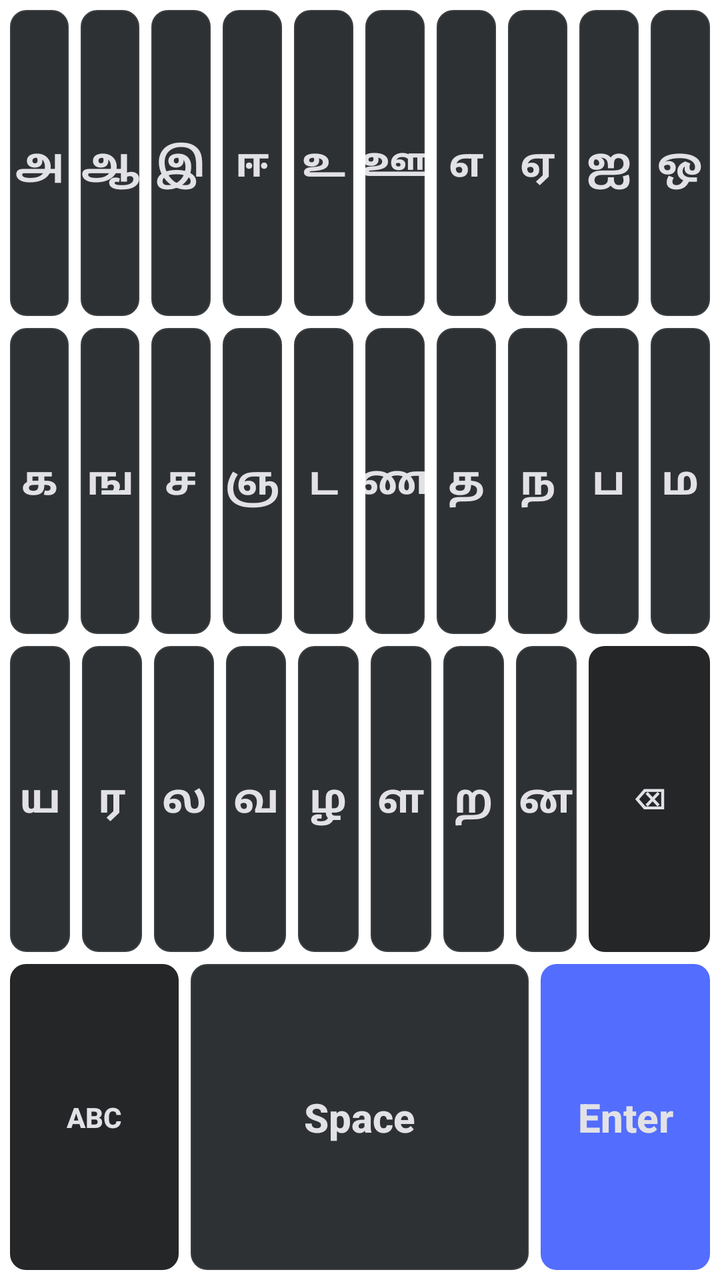
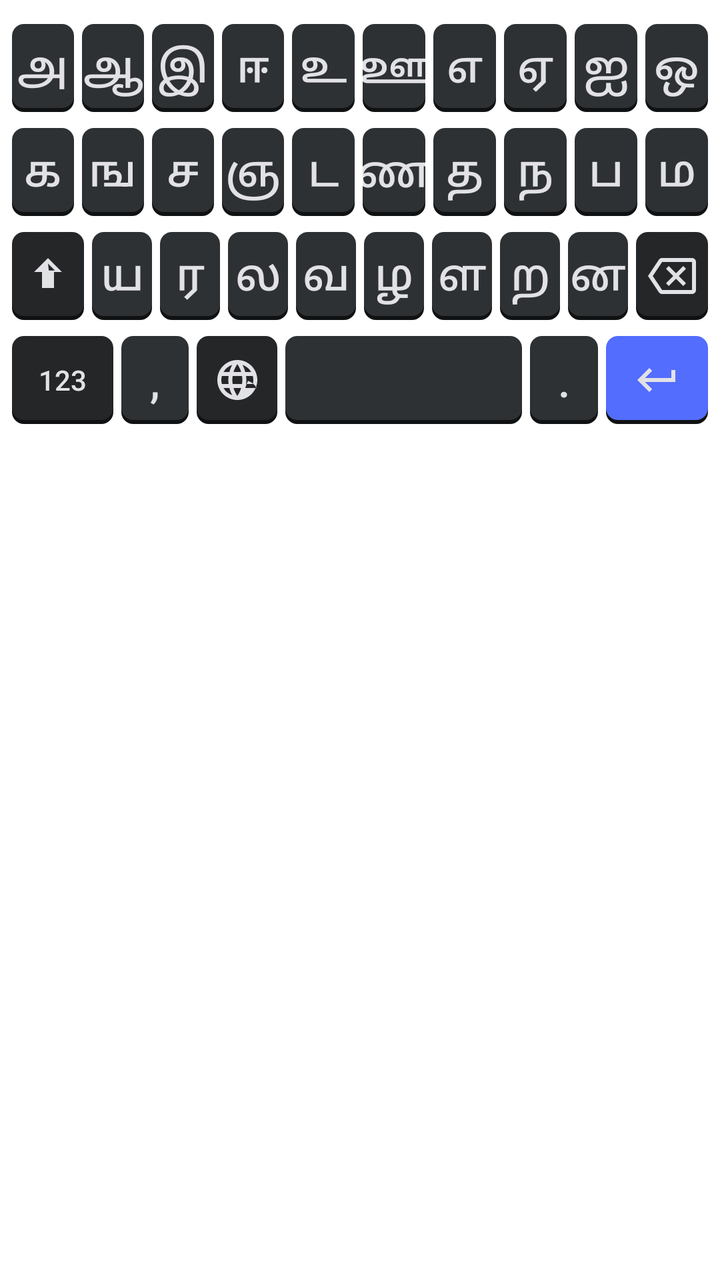

Two renders of the same Android screen: before a commit and after it. Below are the layout's source before the change and the commit's diff.
<!-- AndroidManifest.xml: application theme Theme.ABCKeyboard -->
<!-- res/layout/layout_tamil.xml -->
<?xml version="1.0" encoding="utf-8"?>
<LinearLayout xmlns:android="http://schemas.android.com/apk/res/android"
    android:layout_width="match_parent"
    android:layout_height="match_parent"
    android:orientation="vertical"
    android:padding="2dp">

    
    <LinearLayout
        android:layout_width="match_parent"
        android:layout_height="0dp"
        android:layout_weight="1"
        android:orientation="horizontal">
        <Button style="@style/KeyStyle" android:text="அ" android:layout_weight="1" />
        <Button style="@style/KeyStyle" android:text="ஆ" android:layout_weight="1" />
        <Button style="@style/KeyStyle" android:text="இ" android:layout_weight="1" />
        <Button style="@style/KeyStyle" android:text="ஈ" android:layout_weight="1" />
        <Button style="@style/KeyStyle" android:text="உ" android:layout_weight="1" />
        <Button style="@style/KeyStyle" android:text="ஊ" android:layout_weight="1" />
        <Button style="@style/KeyStyle" android:text="எ" android:layout_weight="1" />
        <Button style="@style/KeyStyle" android:text="ஏ" android:layout_weight="1" />
        <Button style="@style/KeyStyle" android:text="ஐ" android:layout_weight="1" />
        <Button style="@style/KeyStyle" android:text="ஒ" android:layout_weight="1" />
    </LinearLayout>

    
    <LinearLayout
        android:layout_width="match_parent"
        android:layout_height="0dp"
        android:layout_weight="1"
        android:orientation="horizontal">
        <Button style="@style/KeyStyle" android:text="க" android:layout_weight="1" />
        <Button style="@style/KeyStyle" android:text="ங" android:layout_weight="1" />
        <Button style="@style/KeyStyle" android:text="ச" android:layout_weight="1" />
        <Button style="@style/KeyStyle" android:text="ஞ" android:layout_weight="1" />
        <Button style="@style/KeyStyle" android:text="ட" android:layout_weight="1" />
        <Button style="@style/KeyStyle" android:text="ண" android:layout_weight="1" />
        <Button style="@style/KeyStyle" android:text="த" android:layout_weight="1" />
        <Button style="@style/KeyStyle" android:text="ந" android:layout_weight="1" />
        <Button style="@style/KeyStyle" android:text="ப" android:layout_weight="1" />
        <Button style="@style/KeyStyle" android:text="ம" android:layout_weight="1" />
    </LinearLayout>

    
    <LinearLayout
        android:layout_width="match_parent"
        android:layout_height="0dp"
        android:layout_weight="1"
        android:orientation="horizontal">
        <Button style="@style/KeyStyle" android:text="ய" android:layout_weight="1" />
        <Button style="@style/KeyStyle" android:text="ர" android:layout_weight="1" />
        <Button style="@style/KeyStyle" android:text="ல" android:layout_weight="1" />
        <Button style="@style/KeyStyle" android:text="வ" android:layout_weight="1" />
        <Button style="@style/KeyStyle" android:text="ழ" android:layout_weight="1" />
        <Button style="@style/KeyStyle" android:text="ள" android:layout_weight="1" />
        <Button style="@style/KeyStyle" android:text="ற" android:layout_weight="1" />
        <Button style="@style/KeyStyle" android:text="ன" android:layout_weight="1" />
        <Button style="@style/KeyStyle.Special" android:id="@+id/key_delete_ta" android:text="⌫" android:layout_weight="2" />
    </LinearLayout>

    
    <LinearLayout
        android:layout_width="match_parent"
        android:layout_height="0dp"
        android:layout_weight="1"
        android:orientation="horizontal">
        <Button style="@style/KeyStyle.Special" android:id="@+id/key_switch_abc_ta" android:text="@string/key_abc" android:layout_weight="2" />
        <Button style="@style/KeyStyle" android:id="@+id/key_space_ta" android:text="@string/key_space" android:layout_weight="4" />
        <Button style="@style/KeyStyle.Accent" android:id="@+id/key_enter_ta" android:text="@string/key_enter" android:layout_weight="2" />
    </LinearLayout>

</LinearLayout>
<!-- resources referenced by this layout -->
<resources>
  <string name="key_abc">ABC</string>
  <string name="key_enter">Enter</string>
  <string name="key_space">Space</string>
  <style name="KeyStyle" parent="Widget.AppCompat.Button.Borderless">
          <item name="android:layout_width">0dp</item>
          <item name="android:layout_height">match_parent</item>
          <item name="android:layout_margin">3dp</item>
          <item name="android:background">@drawable/key_bg</item>
          <item name="android:textColor">@color/text_color_dark</item>
          <item name="android:textSize">20sp</item>
          <item name="android:textStyle">bold</item>
          <item name="android:textAllCaps">false</item>
      </style>
  <!-- drawable key_bg (drawable) -->
  <?xml version="1.0" encoding="utf-8"?>
  <selector xmlns:android="http://schemas.android.com/apk/res/android">
      
      <item android:state_pressed="true">
          <shape android:shape="rectangle">
              <solid android:color="@color/key_pressed_dark" />
              <corners android:radius="8dp" />
          </shape>
      </item>
      
      <item>
          <shape android:shape="rectangle">
              <solid android:color="@color/key_normal_dark" />
              <corners android:radius="8dp" />
              
              <stroke android:width="0.5dp" android:color="#3C3F41" />
          </shape>
      </item>
  </selector>
  <!-- drawable key_bg_accent (drawable) -->
  <?xml version="1.0" encoding="utf-8"?>
  <selector xmlns:android="http://schemas.android.com/apk/res/android">
      <item android:state_pressed="true">
          <shape android:shape="rectangle">
              <solid android:color="@color/accent_pressed" />
              <corners android:radius="8dp" />
          </shape>
      </item>
      <item>
          <shape android:shape="rectangle">
              <solid android:color="@color/accent_color" />
              <corners android:radius="8dp" />
          </shape>
      </item>
  </selector>
  <!-- drawable key_bg_special (drawable) -->
  <?xml version="1.0" encoding="utf-8"?>
  <selector xmlns:android="http://schemas.android.com/apk/res/android">
      <item android:state_pressed="true">
          <shape android:shape="rectangle">
              <solid android:color="@color/key_pressed_dark" />
              <corners android:radius="8dp" />
          </shape>
      </item>
      <item>
          <shape android:shape="rectangle">
              <solid android:color="@color/special_key_dark" />
              <corners android:radius="8dp" />
          </shape>
      </item>
  </selector>
  <!-- unchanged entries left out for length: 9 -->
</resources>

<!-- the commit's change to res/layout/layout_tamil.xml (unified diff, before → after) -->
@@ -3,14 +3,11 @@
     android:layout_width="match_parent"
     android:layout_height="match_parent"
     android:orientation="vertical"
-    android:padding="2dp">
+    android:paddingHorizontal="4dp"
+    android:paddingVertical="8dp">
 
     
-    <LinearLayout
-        android:layout_width="match_parent"
-        android:layout_height="0dp"
-        android:layout_weight="1"
-        android:orientation="horizontal">
+    <LinearLayout android:layout_width="match_parent" android:layout_height="52dp" android:orientation="horizontal">
         <Button style="@style/KeyStyle" android:text="அ" android:layout_weight="1" />
         <Button style="@style/KeyStyle" android:text="ஆ" android:layout_weight="1" />
         <Button style="@style/KeyStyle" android:text="இ" android:layout_weight="1" />
@@ -24,11 +21,7 @@
     </LinearLayout>
 
     
-    <LinearLayout
-        android:layout_width="match_parent"
-        android:layout_height="0dp"
-        android:layout_weight="1"
-        android:orientation="horizontal">
+    <LinearLayout android:layout_width="match_parent" android:layout_height="52dp" android:orientation="horizontal">
         <Button style="@style/KeyStyle" android:text="க" android:layout_weight="1" />
         <Button style="@style/KeyStyle" android:text="ங" android:layout_weight="1" />
         <Button style="@style/KeyStyle" android:text="ச" android:layout_weight="1" />
@@ -42,11 +35,8 @@
     </LinearLayout>
 
     
-    <LinearLayout
-        android:layout_width="match_parent"
-        android:layout_height="0dp"
-        android:layout_weight="1"
-        android:orientation="horizontal">
+    <LinearLayout android:layout_width="match_parent" android:layout_height="52dp" android:orientation="horizontal">
+        <ImageButton style="@style/KeyStyle.Special" android:src="@drawable/ic_shift" android:tag="⇧" android:layout_weight="1.2" android:scaleType="centerInside" android:tint="@color/text_color_dark" />
         <Button style="@style/KeyStyle" android:text="ய" android:layout_weight="1" />
         <Button style="@style/KeyStyle" android:text="ர" android:layout_weight="1" />
         <Button style="@style/KeyStyle" android:text="ல" android:layout_weight="1" />
@@ -55,18 +45,17 @@
         <Button style="@style/KeyStyle" android:text="ள" android:layout_weight="1" />
         <Button style="@style/KeyStyle" android:text="ற" android:layout_weight="1" />
         <Button style="@style/KeyStyle" android:text="ன" android:layout_weight="1" />
-        <Button style="@style/KeyStyle.Special" android:id="@+id/key_delete_ta" android:text="⌫" android:layout_weight="2" />
+        <ImageButton style="@style/KeyStyle.Special" android:src="@drawable/ic_backspace" android:tag="⌫" android:layout_weight="1.2" android:scaleType="centerInside" android:tint="@color/text_color_dark" />
     </LinearLayout>
 
     
-    <LinearLayout
-        android:layout_width="match_parent"
-        android:layout_height="0dp"
-        android:layout_weight="1"
-        android:orientation="horizontal">
-        <Button style="@style/KeyStyle.Special" android:id="@+id/key_switch_abc_ta" android:text="@string/key_abc" android:layout_weight="2" />
-        <Button style="@style/KeyStyle" android:id="@+id/key_space_ta" android:text="@string/key_space" android:layout_weight="4" />
-        <Button style="@style/KeyStyle.Accent" android:id="@+id/key_enter_ta" android:text="@string/key_enter" android:layout_weight="2" />
+    <LinearLayout android:layout_width="match_parent" android:layout_height="52dp" android:orientation="horizontal">
+        <Button style="@style/KeyStyle.Special" android:text="123" android:layout_weight="1.5" />
+        <Button style="@style/KeyStyle" android:text="," android:layout_weight="1" />
+        <ImageButton style="@style/KeyStyle.Special" android:src="@drawable/ic_globe" android:tag="GLOBE" android:layout_weight="1.2" android:scaleType="centerInside" android:tint="@color/text_color_dark" />
+        <Button style="@style/KeyStyle" android:text="SPACE" android:layout_weight="3.5" android:textColor="@android:color/transparent" />
+        <Button style="@style/KeyStyle" android:text="." android:layout_weight="1" />
+        <ImageButton style="@style/KeyStyle.Accent" android:src="@drawable/ic_enter" android:tag="ENTER" android:layout_weight="1.5" android:scaleType="centerInside" android:tint="@color/text_color_dark" />
     </LinearLayout>
 
 </LinearLayout>
<!-- resource entries referenced after the edit -->
@@ -1,36 +1,82 @@
 <!-- resources referenced by this layout -->
 <resources>
-  <string name="key_abc">ABC</string>
-  <string name="key_enter">Enter</string>
-  <string name="key_space">Space</string>
+  <!-- drawable ic_backspace (drawable) -->
+  <vector xmlns:android="http://schemas.android.com/apk/res/android"
+      android:width="24dp"
+      android:height="24dp"
+      android:viewportWidth="24.0"
+      android:viewportHeight="24.0">
+      <path
+          android:fillColor="#E2E2E6"
+          android:pathData="M22,3H7C6.31,3 5.77,3.35 5.41,3.88L0,12L5.41,20.11C5.77,20.64 6.32,21 7,21H22C23.1,21 24,20.1 24,19V5C24,3.9 23.1,3 22,3ZM22,19H7.07L2.4,12L7.07,5H22V19ZM10.41,17L14,13.41L17.59,17L19,15.59L15.41,12L19,8.41L17.59,7L14,10.59L10.41,7L9,8.41L12.59,12L9,15.59L10.41,17Z" />
+  </vector>
+  <!-- drawable ic_enter (drawable) -->
+  <vector xmlns:android="http://schemas.android.com/apk/res/android"
+      android:width="24dp"
+      android:height="24dp"
+      android:viewportWidth="24.0"
+      android:viewportHeight="24.0">
+      <path
+          android:fillColor="#E2E2E6"
+          android:pathData="M19,7v4H5.83l3.58,-3.59L8,6l-6,6 6,6 1.41,-1.41L5.83,13H21V7z" />
+  </vector>
+  <!-- drawable ic_globe (drawable) -->
+  <vector xmlns:android="http://schemas.android.com/apk/res/android"
+      android:width="24dp"
+      android:height="24dp"
+      android:viewportWidth="24.0"
+      android:viewportHeight="24.0">
+      <path
+          android:fillColor="#E2E2E6"
+          android:pathData="M11.99,2C6.47,2 2,6.48 2,12s4.47,10 9.99,10C17.52,22 22,17.52 22,12S17.52,2 11.99,2zM18.92,8h-2.95c-0.32,-1.25 -0.78,-2.45 -1.38,-3.56 1.84,0.63 3.37,1.9 4.33,3.56zM12,4.04c0.83,1.18 1.48,2.53 1.91,3.96h-3.82c0.43,-1.43 1.08,-2.78 1.91,-3.96zM4.26,14C4.09,13.36 4,12.69 4,12s0.09,-1.36 0.26,-2h3.38c-0.08,0.66 -0.14,1.32 -0.14,2 0,0.68 0.06,1.34 0.14,2H4.26zM5.08,16h2.95c0.32,1.25 0.78,2.45 1.38,3.56 -1.84,-0.63 -3.37,-1.9 -4.33,-3.56zM8.03,8H5.08c0.96,-1.66 2.49,-2.93 4.33,-3.56C8.81,5.55 8.35,6.75 8.03,8zM12,19.96c-0.83,-1.18 -1.48,-2.53 -1.91,-3.96h3.82c-0.43,1.43 -1.08,2.78 -1.91,3.96zM14.34,14H9.66c-0.09,-0.66 -0.16,-1.32 -0.16,-2 0,-0.68 0.07,-1.34 0.16,-2h4.68c0.09,0.66 0.16,1.32 0.16,2 0,0.68 -0.07,1.34 -0.16,2zM15.97,16c0.32,-1.25 0.78,-2.45 1.38,-3.56 1.84,0.63 3.37,1.9 4.33,3.56H15.97zM19.74,14h-3.38c0.08,-0.66 0.14,-1.32 0.14,-2 0,-0.68 -0.06,-1.34 -0.14,-2h3.38c0.17,0.64 0.26,1.31 0.26,2s-0.09,1.36 -0.26,2z" />
+  </vector>
+  <!-- drawable ic_shift (drawable) -->
+  <vector xmlns:android="http://schemas.android.com/apk/res/android"
+      android:width="24dp"
+      android:height="24dp"
+      android:viewportWidth="24.0"
+      android:viewportHeight="24.0">
+      <path
+          android:fillColor="#E2E2E6"
+          android:pathData="M15,18v-8h3.99L12,3 5.01,10H9v8h6zM12,5.83l3.41,3.41L14,9.24H10v6h4V9.24l-1.41,1.41z" />
+  </vector>
   <style name="KeyStyle" parent="Widget.AppCompat.Button.Borderless">
           <item name="android:layout_width">0dp</item>
           <item name="android:layout_height">match_parent</item>
-          <item name="android:layout_margin">3dp</item>
+          <item name="android:layout_marginHorizontal">2dp</item>
+          <item name="android:layout_marginVertical">4dp</item>
           <item name="android:background">@drawable/key_bg</item>
           <item name="android:textColor">@color/text_color_dark</item>
-          <item name="android:textSize">20sp</item>
-          <item name="android:textStyle">bold</item>
+          <item name="android:textSize">22sp</item>
+          <item name="android:fontFamily">sans-serif-medium</item>
           <item name="android:textAllCaps">false</item>
       </style>
   <!-- drawable key_bg (drawable) -->
   <?xml version="1.0" encoding="utf-8"?>
   <selector xmlns:android="http://schemas.android.com/apk/res/android">
-      
       <item android:state_pressed="true">
           <shape android:shape="rectangle">
               <solid android:color="@color/key_pressed_dark" />
-              <corners android:radius="8dp" />
+              <corners android:radius="6dp" />
           </shape>
       </item>
-      
       <item>
-          <shape android:shape="rectangle">
-              <solid android:color="@color/key_normal_dark" />
-              <corners android:radius="8dp" />
+          <layer-list>
               
-              <stroke android:width="0.5dp" android:color="#3C3F41" />
-          </shape>
+              <item android:top="2dp">
+                  <shape android:shape="rectangle">
+                      <solid android:color="@color/key_shadow_dark" />
+                      <corners android:radius="6dp" />
+                  </shape>
+              </item>
+              
+              <item android:bottom="2dp">
+                  <shape android:shape="rectangle">
+                      <solid android:color="@color/key_normal_dark" />
+                      <corners android:radius="6dp" />
+                  </shape>
+              </item>
+          </layer-list>
       </item>
   </selector>
   <!-- drawable key_bg_accent (drawable) -->
@@ -39,14 +85,26 @@
       <item android:state_pressed="true">
           <shape android:shape="rectangle">
               <solid android:color="@color/accent_pressed" />
-              <corners android:radius="8dp" />
+              <corners android:radius="6dp" />
           </shape>
       </item>
       <item>
-          <shape android:shape="rectangle">
-              <solid android:color="@color/accent_color" />
-              <corners android:radius="8dp" />
-          </shape>
+          <layer-list>
+              
+              <item android:top="2dp">
+                  <shape android:shape="rectangle">
+                      <solid android:color="@color/key_shadow_dark" />
+                      <corners android:radius="6dp" />
+                  </shape>
+              </item>
+              
+              <item android:bottom="2dp">
+                  <shape android:shape="rectangle">
+                      <solid android:color="@color/accent_color" />
+                      <corners android:radius="6dp" />
+                  </shape>
+              </item>
+          </layer-list>
       </item>
   </selector>
   <!-- drawable key_bg_special (drawable) -->
@@ -55,16 +113,29 @@
       <item android:state_pressed="true">
           <shape android:shape="rectangle">
               <solid android:color="@color/key_pressed_dark" />
-              <corners android:radius="8dp" />
+              <corners android:radius="6dp" />
           </shape>
       </item>
       <item>
-          <shape android:shape="rectangle">
-              <solid android:color="@color/special_key_dark" />
-              <corners android:radius="8dp" />
-          </shape>
+          <layer-list>
+              
+              <item android:top="2dp">
+                  <shape android:shape="rectangle">
+                      <solid android:color="@color/key_shadow_dark" />
+                      <corners android:radius="6dp" />
+                  </shape>
+              </item>
+              
+              <item android:bottom="2dp">
+                  <shape android:shape="rectangle">
+                      <solid android:color="@color/special_key_dark" />
+                      <corners android:radius="6dp" />
+                  </shape>
+              </item>
+          </layer-list>
       </item>
   </selector>
+  <color name="key_shadow_dark">#0F1112</color>
   <!-- unchanged entries left out for length: 9 -->
 </resources>
 
